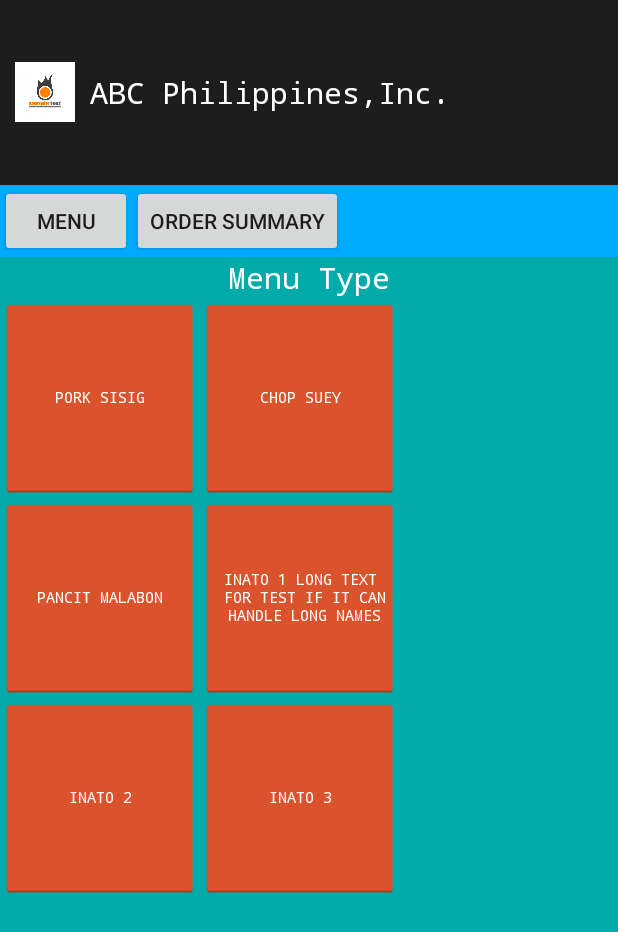
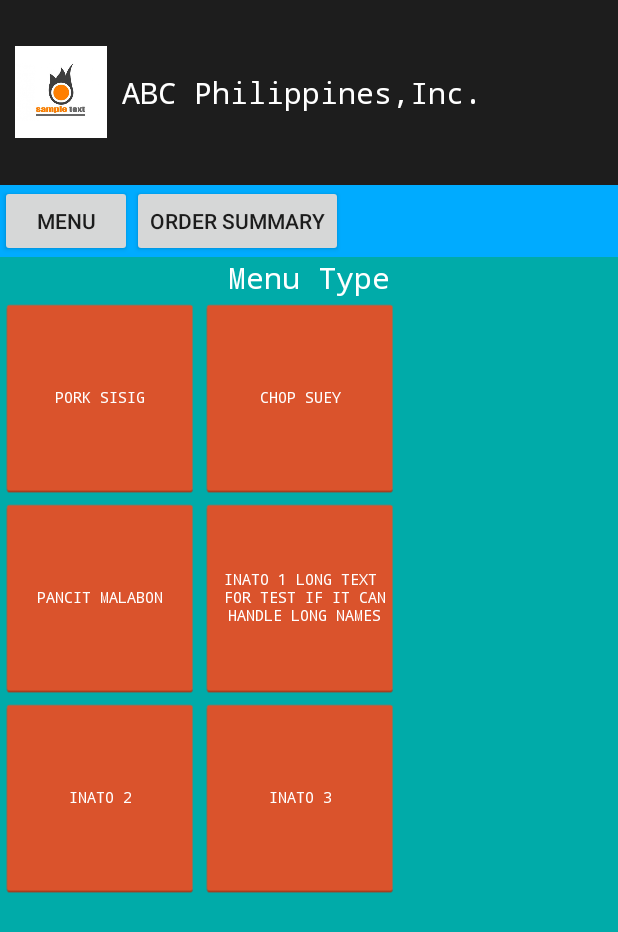
Before and after one commit to lesterlecong/androidPOS, an Android app: the screen it shows after launch (MainActivity), on a phone screen of 412 x 824 dp. Shown: the top 932 px of the screen. Run offline under Robolectric (Android 15) with nearby library versions, the phone set to English and light mode, and no system bars.

Commit message:
re-layout main layout

```diff
--- a/app/src/main/java/com/project/pointofsale/androidpos/MainActivity.java
+++ b/app/src/main/java/com/project/pointofsale/androidpos/MainActivity.java
@@ -1,5 +1,6 @@
 package com.project.pointofsale.androidpos;
 
+import android.app.ActionBar;
 import android.content.Context;
 import android.graphics.Point;
 import android.support.v7.app.ActionBarActivity;
@@ -10,7 +11,9 @@ import android.util.TypedValue;
 import android.view.Display;
 import android.view.Menu;
 import android.view.MenuItem;
+import android.view.ViewGroup;
 import android.view.WindowManager;
+import android.widget.ImageView;
 import android.widget.LinearLayout;
 import android.widget.Toast;
 
@@ -25,8 +28,10 @@ public class MainActivity extends ActionBarActivity {
         float width = convertPxToDp(getWidthScreenResolution());
         float height = convertPxToDp(getHeightScreenResolution());
         float companyLayoutHeight = (height * 10)/100;
-        setupCompanyLayoutHeight(companyLayoutHeight);
-        Log.d("SCREEN_SIZES","W:" + width + "dp; H:" + height +"dp" + " CompanyHeight:" + companyLayoutHeight);
+        setupCompanyLayoutHeight(convertDpToPx(companyLayoutHeight));
+
+        int companyLogoSideSize = convertDpToPx((width*10)/100);
+        setupCompanyLogo(companyLogoSideSize);
     }
 
 
@@ -52,18 +57,29 @@ public class MainActivity extends ActionBarActivity {
         return super.onOptionsItemSelected(item);
     }
 
-    private void setupCompanyLayoutHeight(float heightInDp){
+    private void setupCompanyLayoutHeight(int heightInPx){
         LinearLayout companyDetailLayout = (LinearLayout) findViewById(R.id.companydetaillayout);
-       int heightInPx=  (int) TypedValue.applyDimension(TypedValue.COMPLEX_UNIT_DIP, heightInDp, getResources().getDisplayMetrics());
-        Log.d("LAYOUT_SIZE", "Height in Dp:" + heightInDp + " Height in px:" + heightInPx);
         companyDetailLayout.getLayoutParams().height = heightInPx;
     }
 
-    private float getWidthScreenResolution(){
+    private void setupCompanyLogo(int sideSize){
+        ImageView companyLogo = (ImageView) findViewById(R.id.companylogo);
+        ViewGroup.LayoutParams companyLayoutParams = companyLogo.getLayoutParams();
+        companyLayoutParams.height = sideSize;
+        companyLayoutParams.width = sideSize;
+
+        ViewGroup.MarginLayoutParams mlp = (ViewGroup.MarginLayoutParams) companyLayoutParams;
+        int margin = convertDpToPx(10);
+        mlp.setMargins(margin, margin, margin, margin);
+        companyLogo.setLayoutParams(mlp);
+
+    }
+
+    private int getWidthScreenResolution(){
          return this.getPoint().x;
     }
 
-    private float getHeightScreenResolution(){
+    private int getHeightScreenResolution(){
         return this.getPoint().y;
     }
 
@@ -78,7 +94,7 @@ public class MainActivity extends ActionBarActivity {
         return point;
     }
 
-    private float convertPxToDp(float sizeInPx){
+    private float convertPxToDp(int sizeInPx){
         DisplayMetrics dm = new DisplayMetrics();
         getWindowManager().getDefaultDisplay().getMetrics(dm);
 
@@ -86,4 +102,10 @@ public class MainActivity extends ActionBarActivity {
         float sizeInDp = sizeInPx/sizeRatio;
         return sizeInDp;
     }
+
+
+    private int convertDpToPx(float sizeInDp){
+        return (int)TypedValue.applyDimension(TypedValue.COMPLEX_UNIT_DIP, sizeInDp, getResources().getDisplayMetrics());
+    }
+
 }
--- a/app/src/main/res/layout/activity_main.xml
+++ b/app/src/main/res/layout/activity_main.xml
@@ -12,7 +12,7 @@
         android:orientation="horizontal">
 
         <ImageView
-            android:id="@+id/imageView"
+            android:id="@+id/companylogo"
             android:layout_width="@dimen/logo_size"
             android:layout_height="@dimen/logo_size"
             android:layout_marginLeft="10dp"
@@ -26,6 +26,7 @@
             android:text="@string/company_name" />
     </LinearLayout>
     <LinearLayout
+        android:id="@+id/tabgrouplayout"
         android:layout_width="match_parent"
         android:layout_height="wrap_content">
 
```
